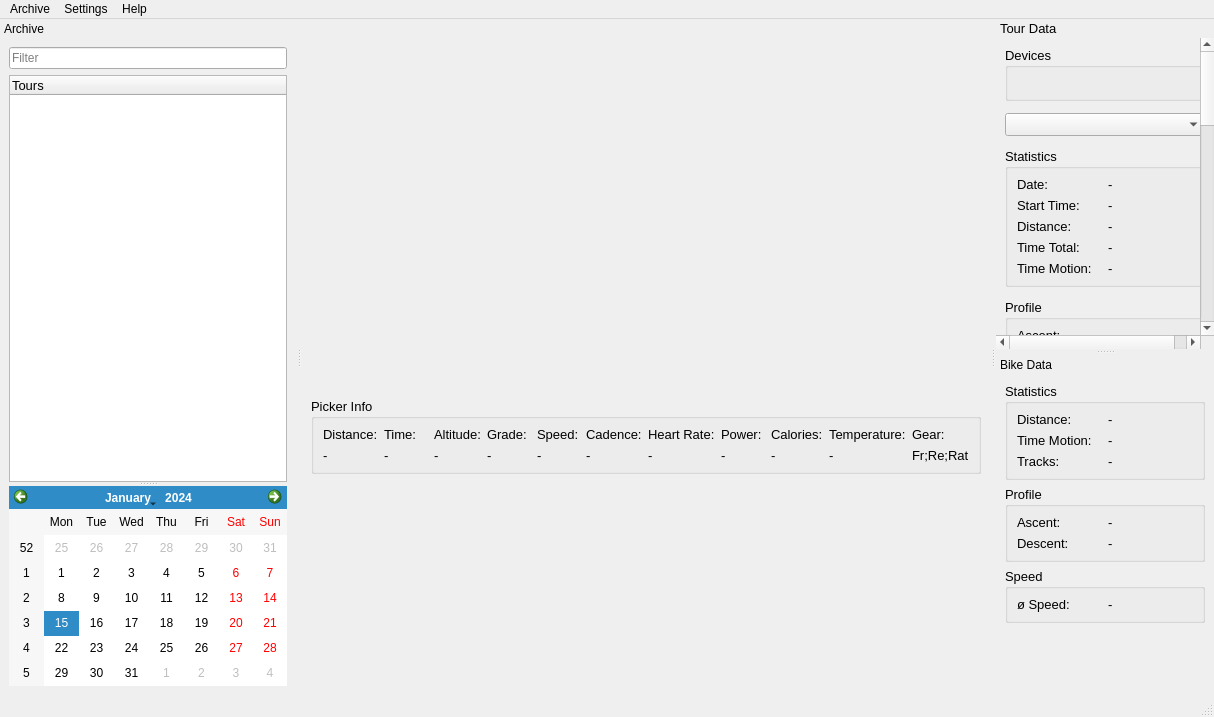
First picture: the form in MainWindow.ui, repository masc4ii/WaoStats, before the edit.
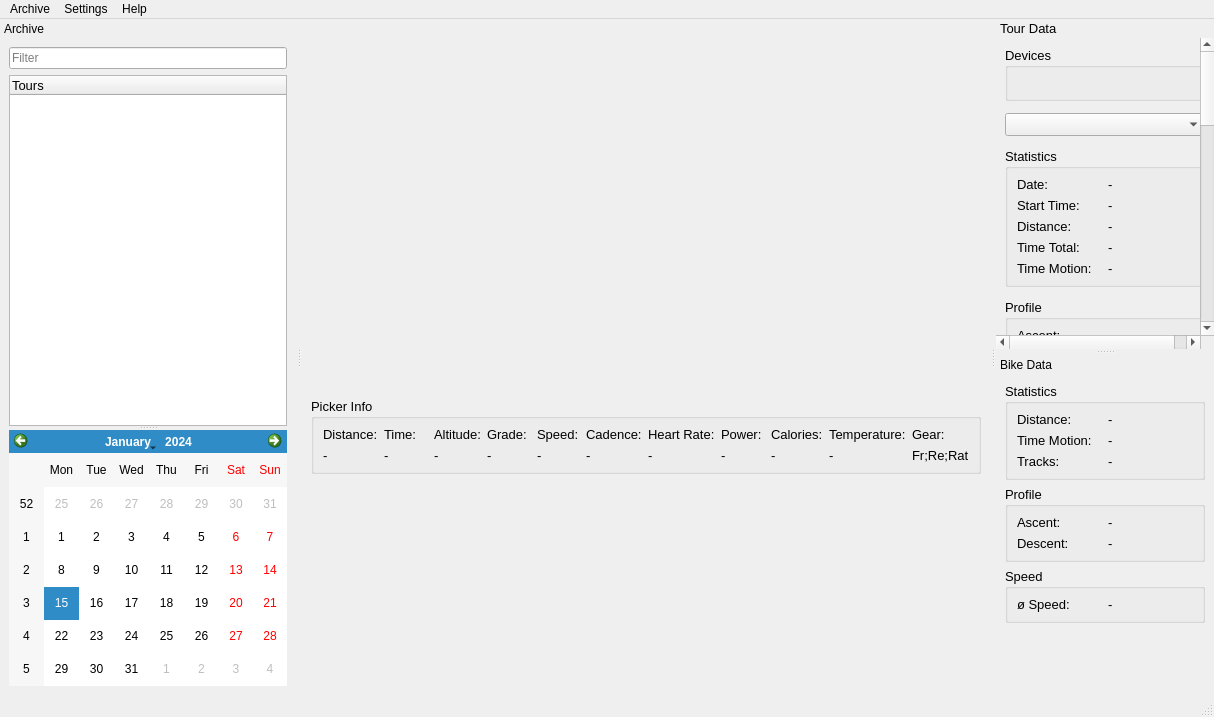
Second picture: the form after the edit. Icons and pictures are not drawn. Custom widgets are drawn as their Qt base class.

Commit message: Save splitter state

```diff
--- a/MainWindow.ui
+++ b/MainWindow.ui
@@ -407,7 +407,10 @@
        <property name="orientation">
         <enum>Qt::Vertical</enum>
        </property>
-       <widget class="QWidget" name="">
+       <property name="childrenCollapsible">
+        <bool>false</bool>
+       </property>
+       <widget class="QWidget" name="layoutWidget">
         <layout class="QVBoxLayout" name="verticalLayout">
          <item>
           <widget class="LineEditEscDelete" name="lineEditFilter">
@@ -466,12 +469,6 @@
           <verstretch>0</verstretch>
          </sizepolicy>
         </property>
-        <property name="maximumSize">
-         <size>
-          <width>16777215</width>
-          <height>200</height>
-         </size>
-        </property>
        </widget>
       </widget>
      </item>
```
The commit also changes 1 other file.
